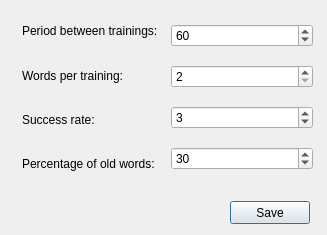
This is settings.ui in lelika1/disturber as Qt 5 draws it before an edit. The edited form follows.
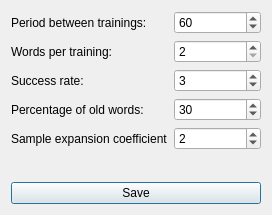
This is the edited form.

```diff
--- a/settings.ui
+++ b/settings.ui
@@ -6,8 +6,8 @@
    <rect>
     <x>0</x>
     <y>0</y>
-    <width>327</width>
-    <height>235</height>
+    <width>272</width>
+    <height>215</height>
    </rect>
   </property>
   <property name="minimumSize">
@@ -19,51 +19,17 @@
   <property name="windowTitle">
    <string>Settings</string>
   </property>
-  <widget class="QWidget" name="layoutWidget">
-   <property name="geometry">
-    <rect>
-     <x>22</x>
-     <y>12</y>
-     <width>291</width>
-     <height>171</height>
-    </rect>
-   </property>
-   <layout class="QHBoxLayout" name="horizontalLayout">
-    <item>
-     <layout class="QVBoxLayout" name="verticalLayout">
-      <item>
+  <layout class="QGridLayout" name="gridLayout">
+   <item row="0" column="0">
+    <layout class="QFormLayout" name="formLayout">
+     <item row="0" column="0">
        <widget class="QLabel" name="label">
         <property name="text">
          <string>Period between trainings:</string>
         </property>
        </widget>
       </item>
-      <item>
-       <widget class="QLabel" name="label_2">
-        <property name="text">
-         <string>Words per training:</string>
-        </property>
-       </widget>
-      </item>
-      <item>
-       <widget class="QLabel" name="label_4">
-        <property name="text">
-         <string>Success rate:</string>
-        </property>
-       </widget>
-      </item>
-      <item>
-       <widget class="QLabel" name="label_5">
-        <property name="text">
-         <string>Percentage of old words:</string>
-        </property>
-       </widget>
-      </item>
-     </layout>
-    </item>
-    <item>
-     <layout class="QVBoxLayout" name="verticalLayout_2">
-      <item>
+     <item row="0" column="1">
        <widget class="QSpinBox" name="timePeriodBox">
         <property name="enabled">
          <bool>true</bool>
@@ -82,7 +48,14 @@
         </property>
        </widget>
       </item>
-      <item>
+     <item row="1" column="0">
+      <widget class="QLabel" name="label_2">
+       <property name="text">
+        <string>Words per training:</string>
+       </property>
+      </widget>
+     </item>
+     <item row="1" column="1">
        <widget class="QSpinBox" name="wordsCountBox">
         <property name="minimum">
          <number>2</number>
@@ -95,7 +68,14 @@
         </property>
        </widget>
       </item>
-      <item>
+     <item row="2" column="0">
+      <widget class="QLabel" name="label_4">
+       <property name="text">
+        <string>Success rate:</string>
+       </property>
+      </widget>
+     </item>
+     <item row="2" column="1">
        <widget class="QSpinBox" name="successRateBox">
         <property name="maximum">
          <number>10</number>
@@ -105,7 +85,14 @@
         </property>
        </widget>
       </item>
-      <item>
+     <item row="3" column="0">
+      <widget class="QLabel" name="label_5">
+       <property name="text">
+        <string>Percentage of old words:</string>
+       </property>
+      </widget>
+     </item>
+     <item row="3" column="1">
        <widget class="QSpinBox" name="oldWordsPercentageBox">
         <property name="minimum">
          <number>10</number>
@@ -121,23 +108,36 @@
         </property>
        </widget>
       </item>
-     </layout>
-    </item>
-   </layout>
-  </widget>
+     <item row="4" column="0">
+      <widget class="QLabel" name="label_3">
+       <property name="text">
+        <string>Sample expansion coefficient</string>
+       </property>
+      </widget>
+     </item>
+     <item row="4" column="1">
+      <widget class="QSpinBox" name="sampleExpansionSpinBox">
+       <property name="minimum">
+        <number>1</number>
+       </property>
+       <property name="maximum">
+        <number>10</number>
+       </property>
+       <property name="value">
+        <number>2</number>
+       </property>
+      </widget>
+     </item>
+    </layout>
+   </item>
+   <item row="1" column="0">
   <widget class="QPushButton" name="saveButton">
-   <property name="geometry">
-    <rect>
-     <x>230</x>
-     <y>201</y>
-     <width>80</width>
-     <height>23</height>
-    </rect>
-   </property>
    <property name="text">
     <string>Save</string>
    </property>
   </widget>
+   </item>
+  </layout>
  </widget>
  <resources/>
  <connections/>
```
Lines whose indentation alone changed are shown as unchanged.
